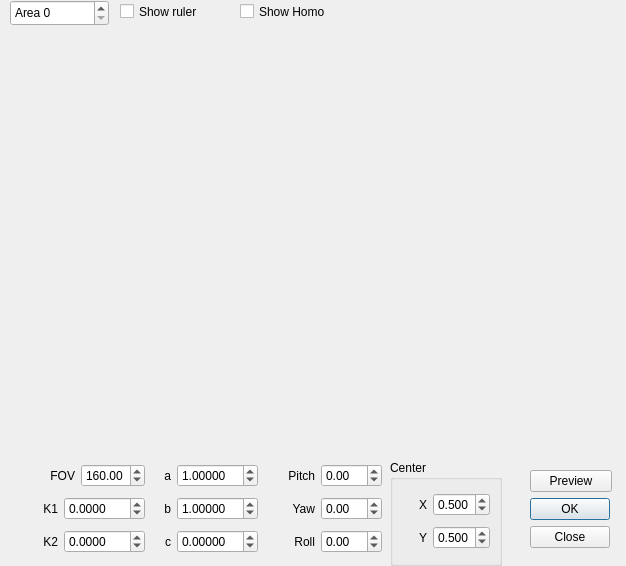
Before: the Qt Designer form fecwin.ui in free6d1823/AvmCal, drawn with Qt 5.
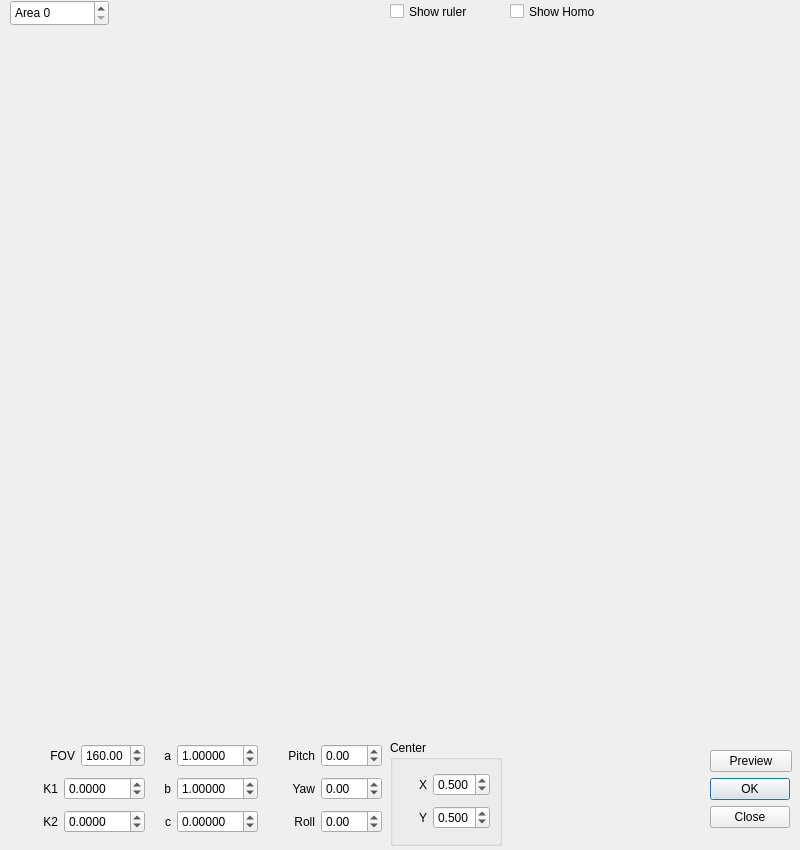
After: the same form once the commit is applied.

The edit to the form file:
```diff
--- a/fecwin.ui
+++ b/fecwin.ui
@@ -6,8 +6,8 @@
    <rect>
     <x>0</x>
     <y>0</y>
-    <width>626</width>
-    <height>566</height>
+    <width>800</width>
+    <height>850</height>
    </rect>
   </property>
   <property name="windowTitle">
@@ -21,8 +21,8 @@
     <rect>
      <x>9</x>
      <y>29</y>
-     <width>601</width>
-     <height>421</height>
+     <width>781</width>
+     <height>701</height>
     </rect>
    </property>
    <layout class="QVBoxLayout" name="layoutFec"/>
@@ -30,7 +30,7 @@
   <widget class="QCheckBox" name="checkShowRuler">
    <property name="geometry">
     <rect>
-     <x>120</x>
+     <x>390</x>
      <y>0</y>
      <width>101</width>
      <height>23</height>
@@ -63,7 +63,7 @@
    <property name="geometry">
     <rect>
      <x>390</x>
-     <y>460</y>
+     <y>740</y>
      <width>112</width>
      <height>106</height>
     </rect>
@@ -137,8 +137,8 @@
   <widget class="QWidget" name="layoutWidget">
    <property name="geometry">
     <rect>
-     <x>530</x>
-     <y>470</y>
+     <x>710</x>
+     <y>750</y>
      <width>82</width>
      <height>89</height>
     </rect>
@@ -167,7 +167,7 @@
    <property name="geometry">
     <rect>
      <x>140</x>
-     <y>460</y>
+     <y>740</y>
      <width>118</width>
      <height>98</height>
     </rect>
@@ -281,7 +281,7 @@
    <property name="geometry">
     <rect>
      <x>10</x>
-     <y>460</y>
+     <y>740</y>
      <width>135</width>
      <height>98</height>
     </rect>
@@ -380,7 +380,7 @@
    <property name="geometry">
     <rect>
      <x>260</x>
-     <y>460</y>
+     <y>740</y>
      <width>122</width>
      <height>98</height>
     </rect>
@@ -472,7 +472,7 @@
   <widget class="QCheckBox" name="checkShowHomo">
    <property name="geometry">
     <rect>
-     <x>240</x>
+     <x>510</x>
      <y>0</y>
      <width>101</width>
      <height>23</height>
```
